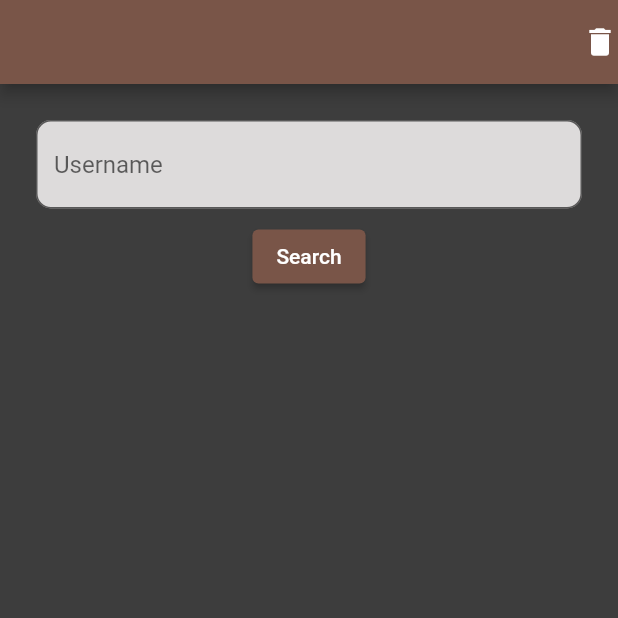
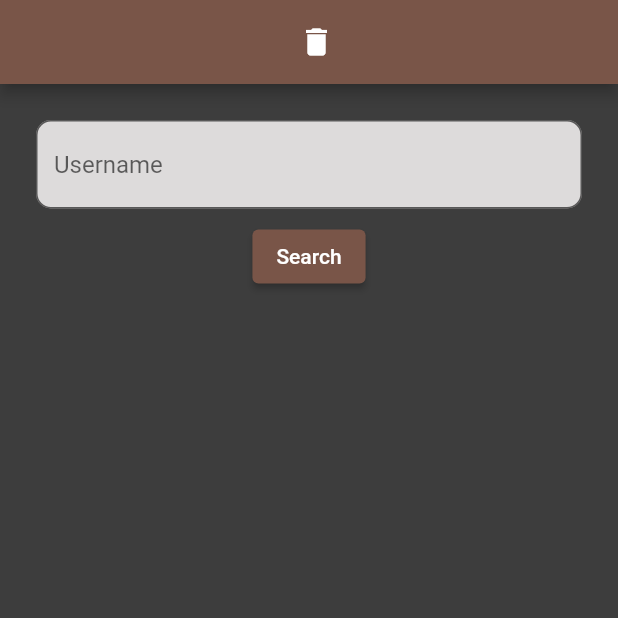
Before and after one commit to dawidwrobel97/chess_champ, a Flutter app: the screen it shows once a user with an empty profile is signed in, on a phone screen of 412 x 824 dp, the top half of it. Run offline on Flutter 3.47's test engine with Material 2 defaults, Android fonts, the light colour scheme and no system bars; our stand-ins replace bloc, cloud_firestore, dio, firebase_auth, firebase_core, flutter_bloc and 2 more; missing offline and left inert: chess, chess_vectors_flutter, flutter_chess_board; accounts and stored records are empty.

Commit message:
Cosmetic changes

```diff
--- a/lib/src/common_widgets/app_bar.dart
+++ b/lib/src/common_widgets/app_bar.dart
@@ -22,9 +22,13 @@ class HomePageAppbar extends StatelessWidget with PreferredSizeWidget {
   @override
   Widget build(BuildContext context) {
     return AppBar(
-      centerTitle: true,
-      title: Text(name ?? ''),
-      actions: [
+      title: Row(
+        mainAxisAlignment: MainAxisAlignment.center,
+        children: [
+          Text(name ?? ''),
+          const SizedBox(
+            width: 10,
+          ),
           InkWell(
             onTap: () {
               context.read<HomePageCubit>().deleteAllCurrentGames();
@@ -34,6 +38,7 @@ class HomePageAppbar extends StatelessWidget with PreferredSizeWidget {
             ),
           ),
         ],
+      ),
     );
   }
 
```
Lines whose indentation alone changed are shown as unchanged.
